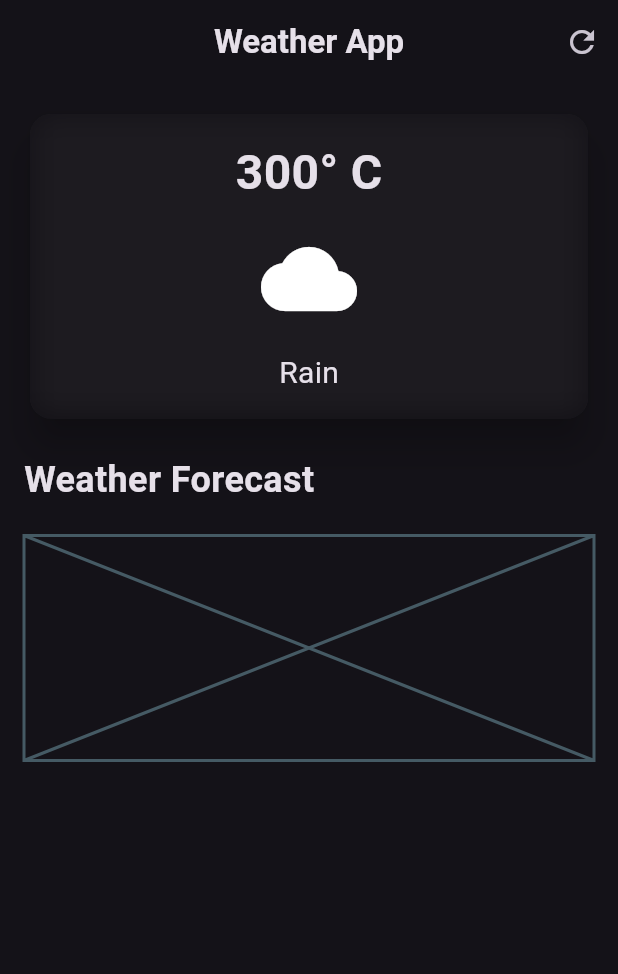
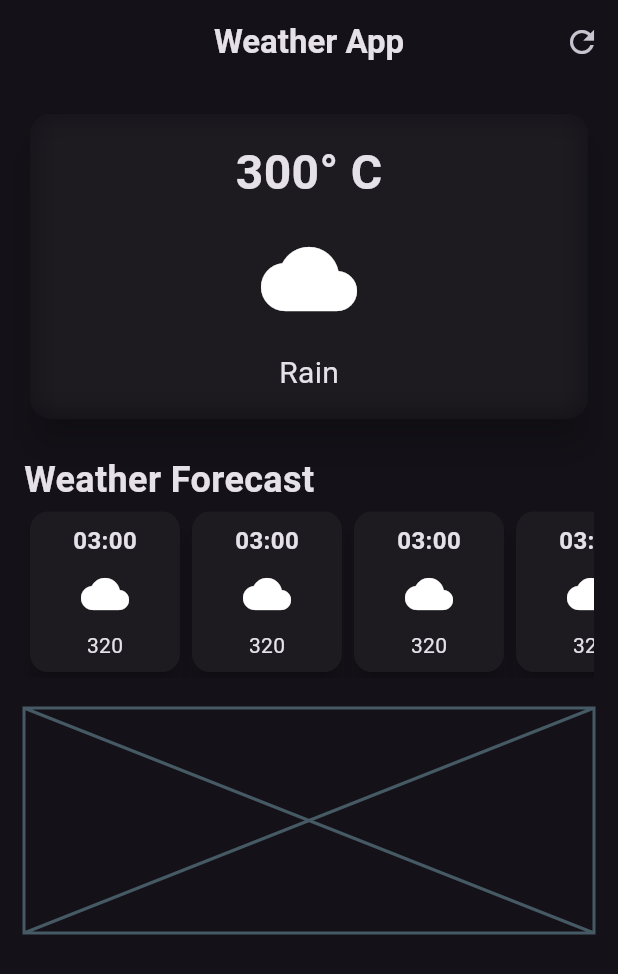
Before and after one commit to Sharath44665/flutter_ws, a Flutter app: the screen it shows after launch, on a phone screen of 412 x 824 dp. Shown: the top 974 px of the screen. Run offline on Flutter 3.47's test engine with Material 3 defaults, Android fonts, the phone set to English and light mode, and no system bars; our stand-ins replace firebase_auth, firebase_core; accounts and stored records are empty; generated files the repository leaves out were written again.

Commit message:
adding hard coded weather

```diff
--- a/n05_weather_app/lib/weather_screen.dart
+++ b/n05_weather_app/lib/weather_screen.dart
@@ -26,6 +26,7 @@ class WeatherScreen extends StatelessWidget {
       body: Padding(
         padding: EdgeInsets.all(16.0),
         child: Column(
+          crossAxisAlignment: CrossAxisAlignment.start,
           children: [
             // main card
             SizedBox(
@@ -63,11 +64,165 @@ class WeatherScreen extends StatelessWidget {
             ),
             // weather card
             const SizedBox(height: 20),
-            Align(
-              alignment: Alignment.centerLeft,
-              child: const Text(
-                "Weather Forecast",
-                style: TextStyle(fontSize: 24, fontWeight: FontWeight.bold),
+            const Text(
+              "Weather Forecast",
+              style: TextStyle(fontSize: 24, fontWeight: FontWeight.bold),
+            ),
+            SingleChildScrollView(
+              scrollDirection: Axis.horizontal,
+              child: Row(
+                children: [
+                  Card(
+                    elevation: 6,
+                    child: Container(
+                      width: 100,
+                      decoration: BoxDecoration(
+                        borderRadius: BorderRadius.circular(12),
+                      ),
+                      padding: EdgeInsets.all(8.0),
+                      child: Column(
+                        children: [
+                          Text(
+                            "03:00",
+                            style: TextStyle(
+                              fontSize: 16,
+                              fontWeight: FontWeight.bold,
+                            ),
+                          ),
+                          SizedBox(height: 8),
+                          Icon(Icons.cloud, size: 32),
+                          SizedBox(height: 8),
+                          Text("320"),
+                        ],
+                      ),
+                    ),
+                  ),
+                  Card(
+                    elevation: 6,
+                    child: Container(
+                      width: 100,
+                      decoration: BoxDecoration(
+                        borderRadius: BorderRadius.circular(12),
+                      ),
+                      padding: EdgeInsets.all(8.0),
+                      child: Column(
+                        children: [
+                          Text(
+                            "03:00",
+                            style: TextStyle(
+                              fontSize: 16,
+                              fontWeight: FontWeight.bold,
+                            ),
+                          ),
+                          SizedBox(height: 8),
+                          Icon(Icons.cloud, size: 32),
+                          SizedBox(height: 8),
+                          Text("320"),
+                        ],
+                      ),
+                    ),
+                  ),
+                  Card(
+                    elevation: 6,
+                    child: Container(
+                      width: 100,
+                      decoration: BoxDecoration(
+                        borderRadius: BorderRadius.circular(12),
+                      ),
+                      padding: EdgeInsets.all(8.0),
+                      child: Column(
+                        children: [
+                          Text(
+                            "03:00",
+                            style: TextStyle(
+                              fontSize: 16,
+                              fontWeight: FontWeight.bold,
+                            ),
+                          ),
+                          SizedBox(height: 8),
+                          Icon(Icons.cloud, size: 32),
+                          SizedBox(height: 8),
+                          Text("320"),
+                        ],
+                      ),
+                    ),
+                  ),
+                  Card(
+                    elevation: 6,
+                    child: Container(
+                      width: 100,
+                      decoration: BoxDecoration(
+                        borderRadius: BorderRadius.circular(12),
+                      ),
+                      padding: EdgeInsets.all(8.0),
+                      child: Column(
+                        children: [
+                          Text(
+                            "03:00",
+                            style: TextStyle(
+                              fontSize: 16,
+                              fontWeight: FontWeight.bold,
+                            ),
+                          ),
+                          SizedBox(height: 8),
+                          Icon(Icons.cloud, size: 32),
+                          SizedBox(height: 8),
+                          Text("320"),
+                        ],
+                      ),
+                    ),
+                  ),
+                  Card(
+                    elevation: 6,
+                    child: Container(
+                      width: 100,
+                      decoration: BoxDecoration(
+                        borderRadius: BorderRadius.circular(12),
+                      ),
+                      padding: EdgeInsets.all(8.0),
+                      child: Column(
+                        children: [
+                          Text(
+                            "03:00",
+                            style: TextStyle(
+                              fontSize: 16,
+                              fontWeight: FontWeight.bold,
+                            ),
+                          ),
+                          SizedBox(height: 8),
+                          Icon(Icons.cloud, size: 32),
+                          SizedBox(height: 8),
+                          Text("320"),
+                        ],
+                      ),
+                    ),
+                  ),
+                  Card(
+                    elevation: 6,
+                    child: Container(
+                      width: 100,
+                      decoration: BoxDecoration(
+                        borderRadius: BorderRadius.circular(12),
+                      ),
+                      padding: EdgeInsets.all(8.0),
+                      child: Column(
+                        children: [
+                          Text(
+                            "03:00",
+                            style: TextStyle(
+                              fontSize: 16,
+                              fontWeight: FontWeight.bold,
+                            ),
+                          ),
+                          SizedBox(height: 8),
+                          Icon(Icons.cloud, size: 32),
+                          SizedBox(height: 8),
+                          Text("320"),
+                        ],
+                      ),
+                    ),
+                  ),
+                ],
               ),
             ),
             // additional info
```
Also changed, not shown: n05_weather_app/img/crossAxisAlignment.png (added), 1 other file.
